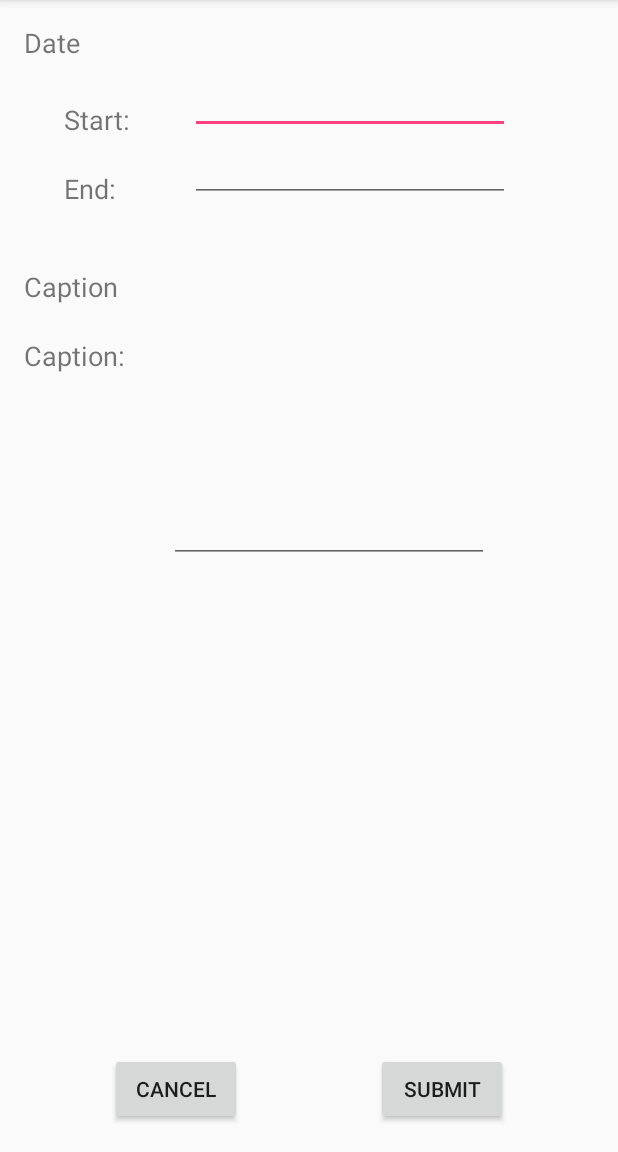
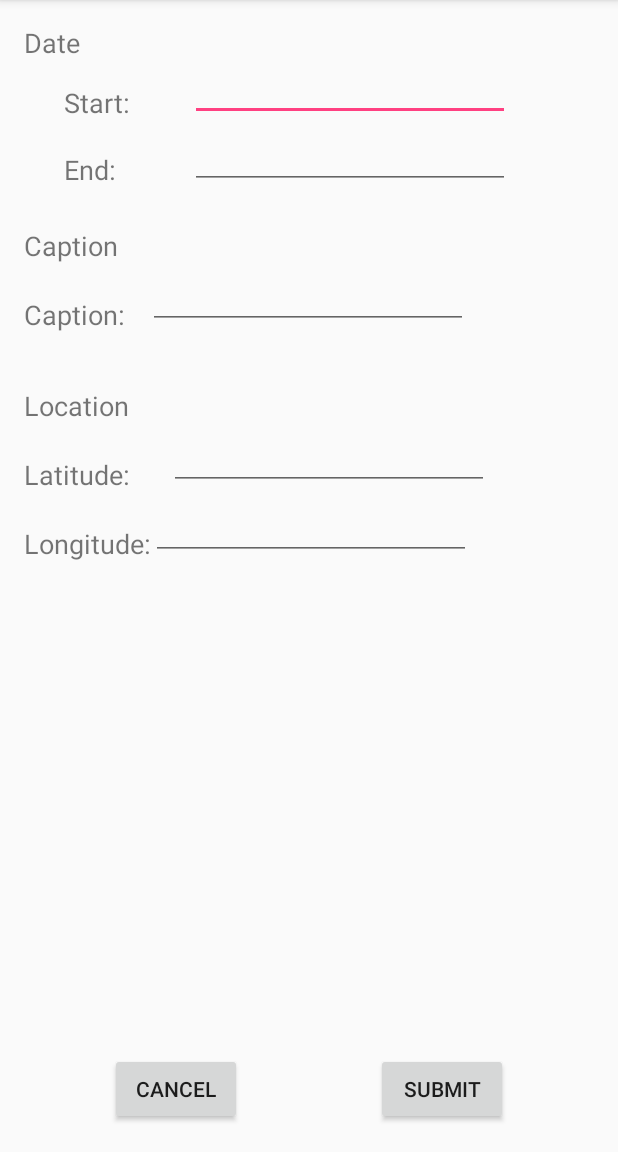
Before and after one commit to AaronPua/COMP7081PhotoGallery, an Android app: the SearchActivity screen opened directly, with no data from a screen before it, on a phone screen of 412 x 824 dp, the part 84-1236 px from its top. Run offline under Robolectric (Android 15) with nearby library versions, the phone set to English and light mode, and no system bars.

Commit message:
Search photos by latitude and longitude works.

```diff
--- a/app/src/main/java/comp7081/photogallery/SearchActivity.java
+++ b/app/src/main/java/comp7081/photogallery/SearchActivity.java
@@ -19,6 +19,8 @@ public class SearchActivity extends AppCompatActivity {
     EditText startDateField;
     EditText endDateField;
     EditText captionField;
+    EditText latitudeField;
+    EditText longitudeField;
 
     @Override
     protected void onCreate(Bundle savedInstanceState) {
@@ -28,6 +30,8 @@ public class SearchActivity extends AppCompatActivity {
         startDateField = (EditText) findViewById(R.id.startDate);
         endDateField = (EditText) findViewById(R.id.endDate);
         captionField = (EditText) findViewById(R.id.caption);
+        latitudeField = (EditText) findViewById(R.id.latitudeEditText);
+        longitudeField = (EditText) findViewById(R.id.longitudeEditText);
     }
 
     public void onFilterSubmit(View view) {
@@ -37,6 +41,8 @@ public class SearchActivity extends AppCompatActivity {
         String startDate = startDateField.getText().toString();
         String endDate = endDateField.getText().toString();
         String caption = captionField.getText().toString();
+        String latitude = latitudeField.getText().toString();
+        String longitude = longitudeField.getText().toString();
 
         if(!TextUtils.isEmpty(startDate))
             matchingDatesIntent.putExtra("startDate", startDate);
@@ -47,6 +53,12 @@ public class SearchActivity extends AppCompatActivity {
         if(!TextUtils.isEmpty(caption))
             matchingDatesIntent.putExtra("caption", caption);
 
+        if(!TextUtils.isEmpty(latitude))
+            matchingDatesIntent.putExtra("latitude", latitude);
+
+        if(!TextUtils.isEmpty(longitude))
+            matchingDatesIntent.putExtra("longitude", longitude);
+
         setResult(RESULT_OK, matchingDatesIntent);
         finish();
     }
--- a/app/src/main/java/comp7081/photogallery/database/DatabaseHelper.java
+++ b/app/src/main/java/comp7081/photogallery/database/DatabaseHelper.java
@@ -8,8 +8,12 @@ import android.database.sqlite.SQLiteException;
 import android.database.sqlite.SQLiteOpenHelper;
 import android.graphics.Bitmap;
 import android.text.TextUtils;
+import android.util.Log;
 
 import java.util.ArrayList;
+
+import comp7081.photogallery.database.models.LocationInfo;
+import comp7081.photogallery.database.models.Photo;
 
 public class DatabaseHelper extends SQLiteOpenHelper implements DatabaseStorageInterface {
 
@@ -20,70 +24,89 @@ public class DatabaseHelper extends SQLiteOpenHelper implements DatabaseStorageI
     private static final String DATABASE_NAME = "PhotoGallery";
 
     // Table Names
-    private static final String DB_TABLE = "Photos";
+    private static final String DB_TABLE_PHOTOS = "Photos";
+    private static final String DB_TABLE_LOCATION = "Locations";
 
-    // column names
-    private static final String KEY_ID = "id";
+    // Photos Table Column Names
+    private static final String KEY_TABLE_ID = "id";
     private static final String KEY_IMAGE = "image";
     private static final String KEY_NAME = "name";
     private static final String KEY_DATE = "date";
     private static final String KEY_CAPTION = "caption";
+
+    // LocationInfo Table Column Names
+    private static final String KEY_LOCATION_ID = "id";
+    private static final String KEY_PHOTO_NAME = "photo_name";
     private static final String KEY_LATITUDE = "latitude";
     private static final String KEY_LONGITUDE = "longitude";
+    private static final String KEY_ADDRESS = "address";
+    private static final String KEY_CITY = "city";
+    private static final String KEY_STATE = "state";
+    private static final String KEY_COUNTRY = "country";
+    private static final String KEY_POSTAL = "postal_code";
 
 
-    // Table create statement
-    private static final String CREATE_TABLE_IMAGE = "CREATE TABLE " + DB_TABLE + "("+
-            KEY_ID + " INTEGER PRIMARY KEY AUTOINCREMENT," +
+    // Photos Table Create Statement
+    private static final String CREATE_TABLE_PHOTOS = "CREATE TABLE " + DB_TABLE_PHOTOS + "("+
+            KEY_TABLE_ID + " INTEGER PRIMARY KEY AUTOINCREMENT," +
             KEY_IMAGE + " BLOB," +
             KEY_NAME + " TEXT," +
             KEY_DATE + " TEXT," +
-            KEY_CAPTION + " TEXT," +
+            KEY_CAPTION + " TEXT);";
+
+    // Location Table Create Statement
+    private static final String CREATE_TABLE_LOCATIONS = "CREATE TABLE " + DB_TABLE_LOCATION + "("+
+            KEY_LOCATION_ID + " INTEGER PRIMARY KEY AUTOINCREMENT," +
+            KEY_PHOTO_NAME + " TEXT," +
             KEY_LATITUDE + " TEXT," +
-            KEY_LONGITUDE + " TEXT);";
+            KEY_LONGITUDE + " TEXT," +
+            KEY_ADDRESS + " TEXT," +
+            KEY_CITY + " TEXT," +
+            KEY_STATE + " TEXT," +
+            KEY_COUNTRY + " TEXT," +
+            KEY_POSTAL + " TEXT, " +
+            "FOREIGN KEY " + "(" + KEY_PHOTO_NAME + ") REFERENCES " + DB_TABLE_PHOTOS + "(" + KEY_NAME + "))";
 
+    private static final String PRAGMA_FOREIGN_KEY = "PRAGMA foreign_keys = ON;";
+
+    // Constructor
     public DatabaseHelper(Context context) {
         super(context, DATABASE_NAME, null, DATABASE_VERSION);
     }
 
     @Override
     public void onCreate(SQLiteDatabase db) {
-        // creating table
-        db.execSQL(CREATE_TABLE_IMAGE);
+        // Creating Required Tables
+        db.execSQL(CREATE_TABLE_PHOTOS);
+        db.execSQL(CREATE_TABLE_LOCATIONS);
+        db.execSQL(PRAGMA_FOREIGN_KEY);
     }
 
     @Override
     public void onUpgrade(SQLiteDatabase db, int oldVersion, int newVersion) {
-        // on upgrade drop older tables
-        db.execSQL("DROP TABLE IF EXISTS " + DB_TABLE);
-        // create new table
+        // On Upgrade Drop Older Tables
+        db.execSQL("DROP TABLE IF EXISTS " + DB_TABLE_PHOTOS);
+        db.execSQL("DROP TABLE IF EXISTS " + DB_TABLE_LOCATION);
+
+        // Create New Table
         onCreate(db);
     }
 
-    public void addPhotoEntry(byte[] image, String name, String date, String caption,
-                              String latitude, String longitude) throws SQLiteException {
+    public void addPhotoEntry(Photo photo) throws SQLiteException {
         SQLiteDatabase database = this.getWritableDatabase();
         ContentValues cv = new ContentValues();
-        cv.put(KEY_IMAGE,   image);
-        cv.put(KEY_NAME,    name);
-        cv.put(KEY_DATE,    date);
+        cv.put(KEY_IMAGE, photo.getImage());
+        cv.put(KEY_NAME, photo.getName());
+        cv.put(KEY_DATE, photo.getDate());
+        cv.put(KEY_CAPTION, photo.getCaption());
 
-        if(!TextUtils.isEmpty(caption))
-            cv.put(KEY_CAPTION, caption);
-
-        if(!TextUtils.isEmpty(latitude))
-            cv.put(KEY_LATITUDE, latitude);
-
-        if(!TextUtils.isEmpty(longitude))
-            cv.put(KEY_LONGITUDE, longitude);
-
-        database.insert(DB_TABLE, null, cv);
+        database.insert(DB_TABLE_PHOTOS, null, cv);
         database.close();
     }
 
     public ArrayList<Bitmap> getAllPhotos() {
         SQLiteDatabase database = this.getReadableDatabase();
-        String selectQuery =  "SELECT " + KEY_IMAGE + " FROM " + DB_TABLE;
+        String selectQuery =  "SELECT " + KEY_IMAGE + " FROM " + DB_TABLE_PHOTOS;
 
         ArrayList<Bitmap> bitmapArray = new ArrayList<Bitmap>();
 
@@ -114,7 +137,7 @@ public class DatabaseHelper extends SQLiteOpenHelper implements DatabaseStorageI
 
     public ArrayList<Bitmap> getPhotosByDate(String startDate, String endDate) {
         SQLiteDatabase database = this.getReadableDatabase();
-        String selectQuery =  "SELECT " + KEY_IMAGE + " FROM " + DB_TABLE +
+        String selectQuery =  "SELECT " + KEY_IMAGE + " FROM " + DB_TABLE_PHOTOS +
                 " WHERE " + KEY_DATE + " BETWEEN " + "?" + " AND " + "?";
         String[] selectionArgs = new String[]{startDate, endDate};
 
@@ -147,7 +170,7 @@ public class DatabaseHelper extends SQLiteOpenHelper implements DatabaseStorageI
 
     public ArrayList<Bitmap> getPhotosByCaption(String caption) {
         SQLiteDatabase database = this.getReadableDatabase();
-        String selectQuery =  "SELECT " + KEY_IMAGE + " FROM " + DB_TABLE +
+        String selectQuery =  "SELECT " + KEY_IMAGE + " FROM " + DB_TABLE_PHOTOS +
                 " WHERE " + KEY_CAPTION + "= ?";
         String[] selectionArgs = new String[]{caption};
 
@@ -181,13 +204,63 @@ public class DatabaseHelper extends SQLiteOpenHelper implements DatabaseStorageI
     public void updateCaption(int id, String caption) {
         SQLiteDatabase database = this.getWritableDatabase();
         ContentValues cv = new ContentValues();
-
         cv.put(KEY_CAPTION, caption);
 
-        // + 1 for the id because currentPhotoIndex is always bitmapArrayList.size() -1.
+        // id + 1 because of bitmapArrayList.size() - 1.
         id = id + 1;
 
-        database.update(DB_TABLE, cv, KEY_ID + " = ?", new String[] {String.valueOf(id)});
+        database.update(DB_TABLE_PHOTOS, cv, KEY_TABLE_ID + " = ?", new String[] {String.valueOf(id)});
         database.close();
     }
+
+    public void addLocationForPhoto(Photo photo, LocationInfo locationInfo) throws SQLiteException {
+        SQLiteDatabase database = this.getWritableDatabase();
+        ContentValues cv = new ContentValues();
+        cv.put(KEY_PHOTO_NAME, photo.getName());
+        cv.put(KEY_LATITUDE, locationInfo.getLatitude());
+        cv.put(KEY_LONGITUDE, locationInfo.getLongitude());
+        cv.put(KEY_ADDRESS, locationInfo.getAddress());
+        cv.put(KEY_CITY, locationInfo.getCity());
+        cv.put(KEY_STATE, locationInfo.getState());
+        cv.put(KEY_COUNTRY, locationInfo.getCountry());
+        cv.put(KEY_POSTAL, locationInfo.getPostalCode());
+
+        database.insert(DB_TABLE_LOCATION, null, cv);
+        database.close();
+    }
+
+    public ArrayList<Bitmap> getPhotosByLatLong(String latitude, String longitude) {
+        SQLiteDatabase database = this.getReadableDatabase();
+        String selectQuery =  "SELECT " + KEY_IMAGE + " FROM " + DB_TABLE_PHOTOS +
+                " JOIN " + DB_TABLE_LOCATION + " ON " + DB_TABLE_PHOTOS + "." + KEY_NAME +
+                " = " + DB_TABLE_LOCATION + "." + KEY_PHOTO_NAME +
+                " WHERE " + KEY_LATITUDE + "= ?" + " AND " + KEY_LONGITUDE + " = ?";
+        String[] selectionArgs = new String[] {latitude, longitude};
+
+        ArrayList<Bitmap> bitmapArray = new ArrayList<Bitmap>();
+
+        try {
+            Cursor cursor = database.rawQuery(selectQuery, selectionArgs);
+
+            if(cursor != null && cursor.moveToFirst())
+            {
+                while(!cursor.isAfterLast())
+                {
+                    int index = cursor.getColumnIndexOrThrow("image");
+                    byte[] image = cursor.getBlob(index);
+                    Bitmap bitmap = BitmapUtility.getImageFromBitmap(image);
+                    bitmapArray.add(bitmap);
+                    cursor.moveToNext();
+                }
+                cursor.close();
+                return bitmapArray;
+            }
+            cursor.close();
+        }
+        catch (SQLiteException ex) {
+            ex.printStackTrace();
+        }
+        database.close();
+        return null;
+    }
 }
--- a/app/src/main/java/comp7081/photogallery/database/DatabaseStorageInterface.java
+++ b/app/src/main/java/comp7081/photogallery/database/DatabaseStorageInterface.java
@@ -4,10 +4,14 @@ import android.graphics.Bitmap;
 
 import java.util.ArrayList;
 
+import comp7081.photogallery.database.models.LocationInfo;
+import comp7081.photogallery.database.models.Photo;
+
 public interface DatabaseStorageInterface {
-    void addPhotoEntry(byte[] image, String name, String date, String caption, String latitude, String longitude);
+    void addPhotoEntry(Photo photo);
     ArrayList<Bitmap> getAllPhotos();
     ArrayList<Bitmap> getPhotosByDate(String startDate, String endDate);
     ArrayList<Bitmap> getPhotosByCaption(String caption);
     void updateCaption(int id, String caption);
+    void addLocationForPhoto(Photo photo, LocationInfo locationInfo);
 }
--- a/app/src/main/res/layout/activity_search.xml
+++ b/app/src/main/res/layout/activity_search.xml
@@ -24,7 +24,7 @@
         android:layout_marginBottom="21dp"
         android:layout_marginEnd="14dp"
         android:layout_marginStart="16dp"
-        android:layout_marginTop="21dp"
+        android:layout_marginTop="10dp"
         android:text="Start:"
         android:textSize="18sp"
         app:layout_constraintBottom_toTopOf="@+id/textView3"
@@ -38,7 +38,7 @@
         android:layout_height="25dp"
         android:layout_marginEnd="14dp"
         android:layout_marginStart="16dp"
-        android:layout_marginTop="21dp"
+        android:layout_marginTop="20dp"
         android:text="End:"
         android:textSize="18sp"
         app:layout_constraintEnd_toStartOf="@+id/endDate"
@@ -50,7 +50,7 @@
         android:layout_width="wrap_content"
         android:layout_height="wrap_content"
         android:layout_marginEnd="72dp"
-        android:layout_marginTop="44dp"
+        android:layout_marginTop="35dp"
         android:ems="10"
         android:inputType="date"
         app:layout_constraintEnd_toEndOf="parent"
@@ -93,7 +93,7 @@
         android:layout_width="wrap_content"
         android:layout_height="wrap_content"
         android:layout_marginStart="16dp"
-        android:layout_marginTop="40dp"
+        android:layout_marginTop="25dp"
         android:text="Caption"
         android:textSize="18sp"
         app:layout_constraintStart_toStartOf="parent"
@@ -114,15 +114,73 @@
         android:id="@+id/caption"
         android:layout_width="wrap_content"
         android:layout_height="wrap_content"
-        android:layout_marginBottom="197dp"
         android:layout_marginEnd="72dp"
         android:layout_marginStart="15dp"
-        android:layout_marginTop="65dp"
+        android:layout_marginTop="48dp"
         android:ems="10"
         android:inputType="textPersonName"
-        app:layout_constraintBottom_toTopOf="@+id/filterSubmitButton"
         app:layout_constraintEnd_toEndOf="parent"
+        app:layout_constraintHorizontal_bias="0.0"
         app:layout_constraintStart_toEndOf="@+id/textView5"
         app:layout_constraintTop_toBottomOf="@+id/endDate" />
 
+    <TextView
+        android:id="@+id/textView6"
+        android:layout_width="wrap_content"
+        android:layout_height="wrap_content"
+        android:layout_marginStart="16dp"
+        android:layout_marginTop="36dp"
+        android:text="Location"
+        android:textSize="18sp"
+        app:layout_constraintStart_toStartOf="parent"
+        app:layout_constraintTop_toBottomOf="@+id/textView5" />
+
+    <TextView
+        android:id="@+id/textView7"
+        android:layout_width="wrap_content"
+        android:layout_height="wrap_content"
+        android:layout_marginStart="16dp"
+        android:layout_marginTop="21dp"
+        android:text="Latitude:"
+        android:textSize="18sp"
+        app:layout_constraintStart_toStartOf="parent"
+        app:layout_constraintTop_toBottomOf="@+id/textView6" />
+
+    <TextView
+        android:id="@+id/textView8"
+        android:layout_width="wrap_content"
+        android:layout_height="wrap_content"
+        android:layout_marginStart="16dp"
+        android:layout_marginTop="21dp"
+        android:text="Longitude:"
+        android:textSize="18sp"
+        app:layout_constraintStart_toStartOf="parent"
+        app:layout_constraintTop_toBottomOf="@+id/textView7" />
+
+    <EditText
+        android:id="@+id/latitudeEditText"
+        android:layout_width="wrap_content"
+        android:layout_height="wrap_content"
+        android:layout_marginEnd="72dp"
+        android:layout_marginStart="12dp"
+        android:layout_marginTop="62dp"
+        android:ems="10"
+        android:inputType="numberDecimal"
+        app:layout_constraintEnd_toEndOf="parent"
+        app:layout_constraintStart_toEndOf="@+id/textView7"
+        app:layout_constraintTop_toBottomOf="@+id/caption" />
+
+    <EditText
+        android:id="@+id/longitudeEditText"
+        android:layout_width="wrap_content"
+        android:layout_height="wrap_content"
+        android:layout_marginEnd="70dp"
+        android:layout_marginTop="1dp"
+        android:ems="10"
+        android:inputType="numberSigned|numberDecimal"
+        app:layout_constraintEnd_toEndOf="parent"
+        app:layout_constraintHorizontal_bias="0.0"
+        app:layout_constraintStart_toEndOf="@+id/textView8"
+        app:layout_constraintTop_toBottomOf="@+id/latitudeEditText" />
+
 </android.support.constraint.ConstraintLayout>
```
Also changed, not shown: app/src/main/java/comp7081/photogallery/MainActivity.java (+25 -31 lines), app/src/main/java/comp7081/photogallery/database/models/LocationInfo.java (renamed from app/src/main/java/comp7081/photogallery/database/models/Location.java, +25 -31 lines), app/src/main/java/comp7081/photogallery/database/models/Photo.java (+7 -0 lines).
